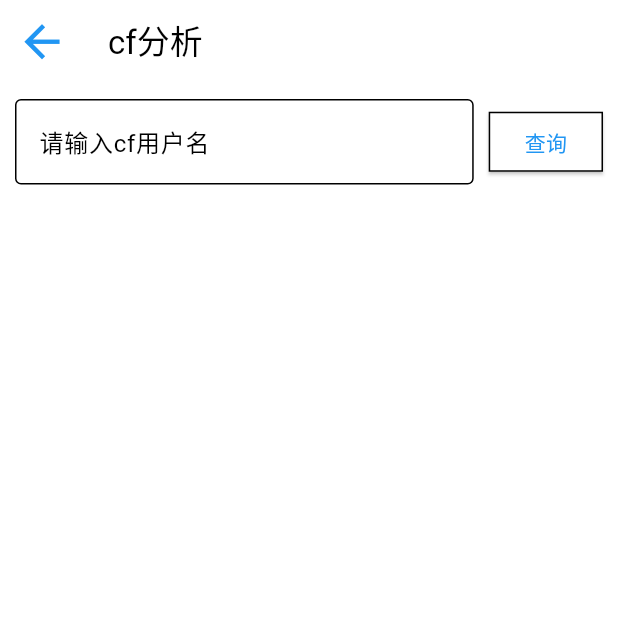
After one commit to 2754LM/oj_helper, a Flutter app: the CfReportPage screen opened by its route, after a tap on "查询", on a phone screen of 412 x 824 dp, the top half of it. The commit adds this screen. Run offline on Flutter 3.47's test engine with Material 3 defaults, Android fonts, the phone set to English and light mode, and no system bars; drawn by our look-alikes of fl_chart; our stand-ins replace dio, package_info_plus, shared_preferences; missing offline and left inert: day_night_time_picker, flutter_inappwebview, window_manager; accounts and stored records are empty; network calls fail.

Commit message:
加载动画优化，cf分析（未完成）

```diff
--- a/lib/route/routes.dart
+++ b/lib/route/routes.dart
@@ -8,6 +8,8 @@ import 'package:oj_helper/ui/recent_contest_page.dart';
 import 'package:oj_helper/ui/service_page.dart';
 import 'package:oj_helper/ui/setting_page.dart';
 import 'package:oj_helper/ui/solvednum_page.dart';
+
+import '../ui/cf_report_page.dart';
 
 class Routes {
   static Route<dynamic> generateRoute(RouteSettings settings) {
@@ -30,6 +32,8 @@ class Routes {
         return pageRoute(CcpcPage());
       case RoutePath.oier:
         return pageRoute(OierPage());
+      case RoutePath.cf_report:
+        return pageRoute(CfReportPage());
     }
     return pageRoute(Scaffold(
         body: Center(child: Text('No route defined for ${settings.name}'))));
@@ -54,4 +58,5 @@ class RoutePath {
   static const String star = '/star';
   static const String ccpc = '/ccpc';
   static const String oier = '/oier';
+  static const String cf_report = '/cf_report';
 }
--- /dev/null
+++ b/lib/services/report_services.dart
@@ -0,0 +1,30 @@
+import 'package:dio/dio.dart';
+
+class ReportServices {
+  final dio = Dio();
+  Future<List<Map<String, dynamic>>> fetchCodeforcesData(String handle) async {
+    final codeforcesUrl =
+        'https://codeforces.com/api/user.status?handle=$handle&from=1&count=1000000000';
+    final response = await dio.get(codeforcesUrl);
+    if (response.statusCode != 200 || response.data['status'] != 'OK') {
+      throw Exception('Failed to fetch data: ${response.data['comment']}');
+    }
+    final Set<String> st = {};
+    final List<Map<String, dynamic>> ans = [];
+    for (var i in response.data['result']) {
+      final problem = i['problem'];
+      if (problem == null || i['verdict'] != 'OK') {
+        continue;
+      }
+      final tmp =
+          '${problem['contestId']}${problem['index']}${problem['name']}';
+      if (st.add(tmp)) {
+        ans.add({
+          'rating': problem['rating'] ?? 0,
+          'tags': problem['tags'] ?? [],
+        });
+      }
+    }
+    return ans;
+  }
+}
--- /dev/null
+++ b/lib/ui/cf_report_page.dart
@@ -0,0 +1,105 @@
+import 'package:fl_chart/fl_chart.dart';
+import 'package:flutter/material.dart';
+
+import '../services/report_services.dart';
+
+class CfReportPage extends StatefulWidget {
+  @override
+  State<CfReportPage> createState() {
+    return _CfReportPageState();
+  }
+}
+
+class _CfReportPageState extends State<CfReportPage> {
+  List<PieChartSectionData> dataList = [];
+  ReportServices report = ReportServices();
+  final TextEditingController _controller = TextEditingController();
+
+  void _fetchData() async {
+    String username = _controller.text;
+    List<Map<String, dynamic>> data =
+        await report.fetchCodeforcesData(username);
+    Map<String, int> tag = {};
+    Map<int, int> rating = {};
+    for (var i in data) {
+      for (var j in i['tags']) {
+        tag[j] = tag[j] == null ? 1 : tag[j]! + 1;
+      }
+      rating[i['rating']] =
+          rating[i['rating']] == null ? 1 : rating[i['rating']]! + 1;
+    }
+    setState(() {
+      dataList = [];
+    });
+  }
+
+  @override
+  Widget build(BuildContext context) {
+    return Scaffold(
+      appBar: AppBar(
+        title: const Text('cf分析'),
+        flexibleSpace: FlexibleSpaceBar(
+          background: Container(
+            color: Colors.white,
+          ),
+        ),
+        leading: IconButton(
+          icon: Icon(Icons.arrow_back),
+          color: Colors.blue,
+          iconSize: 35,
+          onPressed: () {
+            Navigator.pop(context);
+          },
+        ),
+      ),
+      body: Column(
+        children: [
+          Padding(
+            padding: const EdgeInsets.all(10.0),
+            child: Row(
+              children: [
+                Expanded(
+                  child: TextField(
+                    controller: _controller,
+                    decoration: InputDecoration(
+                      hintText: '请输入cf用户名',
+                      border: OutlineInputBorder(),
+                    ),
+                    onEditingComplete: _fetchData,
+                  ),
+                ),
+                const SizedBox(width: 10), // 添加间距
+                ElevatedButton(
+                  onPressed: _fetchData,
+                  child: const Text('查询'),
+                  style: ElevatedButton.styleFrom(
+                    shape: RoundedRectangleBorder(
+                      borderRadius: BorderRadius.zero,
+                      side: BorderSide(color: Colors.black),
+                    ),
+                  ),
+                ),
+              ],
+            ),
+          ),
+          Expanded(
+            child: PieChart(
+              PieChartData(
+                sections: dataList,
+                sectionsSpace: 0,
+                centerSpaceRadius: 0,
+                borderData: FlBorderData(show: false),
+              ),
+            ),
+          ),
+        ],
+      ),
+    );
+  }
+
+  @override
+  void dispose() {
+    _controller.dispose(); // 释放控制器
+    super.dispose();
+  }
+}
--- a/pubspec.yaml
+++ b/pubspec.yaml
@@ -1,7 +1,7 @@
 name: oj_helper
 description: "A new Flutter project."
 publish_to: "none"
-version: 2.3.0+1
+version: 2.4.0+1
 environment:
   sdk: ">=3.4.3 <4.0.0"
 
```
Also changed, not shown: lib/services/sentence_services.dart (added, +12 -0 lines), lib/ui/recent_contest_page.dart (+52 -4 lines), lib/ui/service_page.dart (+10 -1 lines), assets/images/report.png (added), 1 other file.
